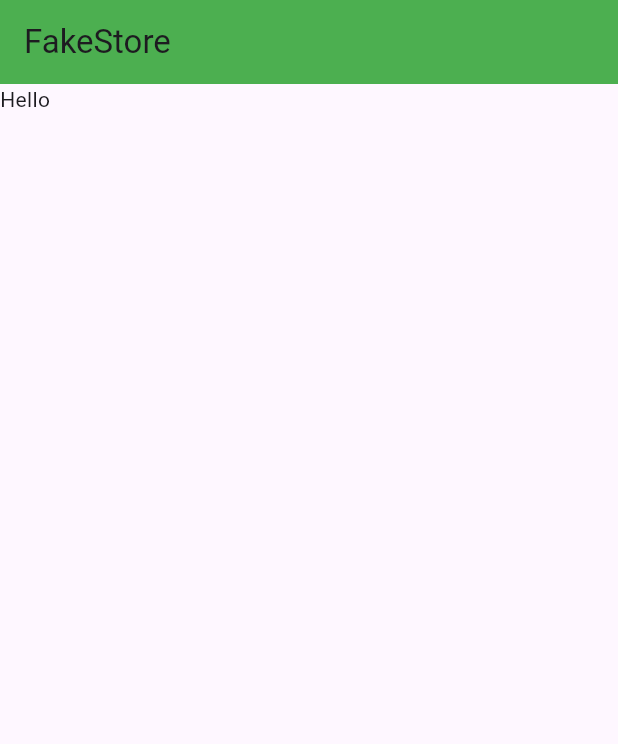
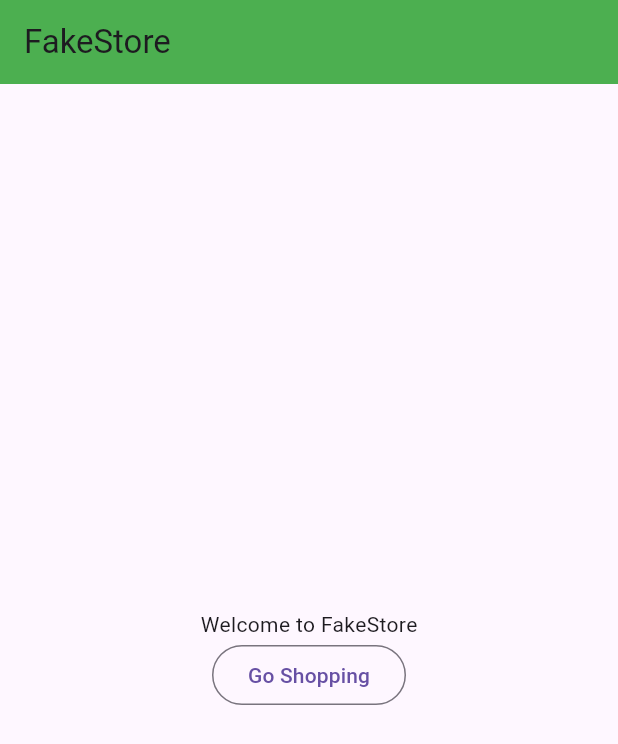
Before and after one commit to GilsonAndre/fake_store_app, a Flutter app: the screen it shows after launch, on a phone screen of 412 x 824 dp. Shown: the top 744 px of the screen. Run offline on Flutter 3.47's test engine with Material 3 defaults, Android fonts, the phone set to English and light mode, and no system bars; our stand-ins replace dio, flutter_bloc.

Commit message:
Produtos aparecendo conforme estado da aplicação

```diff
--- a/lib/ui/resources/strings.dart
+++ b/lib/ui/resources/strings.dart
@@ -1,3 +1,9 @@
 class Strings {
   static const appName = 'FakeStore';
+  static const welcome = 'Welcome to FakeStore';
+  static const buttonInitial = 'Go Shopping';
+  static const errorMessage = 'Sorry something went wrong';
+  static const buttonError = 'Back to FakeStore';
+  static const addToCart = 'Add To Cart';
+  static const removeFromCart = 'Remove From Cart';
 }
--- a/lib/ui/screens/store_screen.dart
+++ b/lib/ui/screens/store_screen.dart
@@ -1,5 +1,7 @@
+import 'package:fake_store_app/data/bloc/store_bloc.dart';
 import 'package:fake_store_app/ui/resources/strings.dart';
 import 'package:flutter/material.dart';
+import 'package:flutter_bloc/flutter_bloc.dart';
 
 class StoreScreen extends StatelessWidget {
   const StoreScreen({super.key});
@@ -12,7 +14,10 @@ class StoreScreen extends StatelessWidget {
           title: const Text(Strings.appName),
           backgroundColor: Colors.green,
         ),
-        body: const _StoreScreenView(),
+        body: BlocProvider(
+          create: (context) => StoreBloc(),
+          child: const _StoreScreenView(),
+        ),
       ),
     );
   }
@@ -26,10 +31,94 @@ class _StoreScreenView extends StatefulWidget {
 }
 
 class __StoreScreenViewState extends State<_StoreScreenView> {
+
+
   @override
   Widget build(BuildContext context) {
-    return const Scaffold(
-      body: Text('Hello'),
+    return Scaffold(
+      body: Center(
+        child: BlocBuilder<StoreBloc, StoreState>(
+          builder: (context, state) {
+            if (state.productStatus == StoreResquest.initial) {
+              return Column(
+                mainAxisAlignment: MainAxisAlignment.center,
+                children: [
+                  const Text(Strings.welcome),
+                  OutlinedButton(
+                    onPressed: () {
+                      context.read<StoreBloc>().add(StoreProductRequest());
+                    },
+                    child: const Text(Strings.buttonInitial),
+                  ),
+                ],
+              );
+            }
+
+            if (state.productStatus == StoreResquest.requestInProgress) {
+              return const CircularProgressIndicator();
+            }
+
+            if (state.productStatus == StoreResquest.requestError) {
+              return Column(
+                mainAxisAlignment: MainAxisAlignment.center,
+                children: [
+                  const Text(Strings.errorMessage),
+                  OutlinedButton(
+                    onPressed: () {
+                      context.read<StoreBloc>().add(StoreProductRequest());
+                    },
+                    child: const Text(Strings.buttonError),
+                  ),
+                ],
+              );
+            }
+            if (state.productStatus == StoreResquest.requestSucess) {
+              return GridView.builder(
+                itemCount: state.products.length,
+                gridDelegate: const SliverGridDelegateWithFixedCrossAxisCount(
+                  crossAxisCount: 2,
+                ),
+                itemBuilder: (context, index) {
+                  final product = state.products[index];
+                  return Card(
+                    child: Column(
+                      children: [
+                        Expanded(
+                          flex: 4,
+                          child: Image.network(
+                            product.image,
+                          ),
+                        ),
+                        Expanded(
+                          child: Text(
+                            product.title,
+                            overflow: TextOverflow.ellipsis,
+                            style: const TextStyle(
+                              fontSize: 15,
+                              fontWeight: FontWeight.bold,
+                            ),
+                          ),
+                        ),
+                        OutlinedButton(
+                          onPressed: () {},
+                          child: const Row(
+                            children: [
+                              Icon(Icons.add_shopping_cart),
+                              SizedBox(width: 5,),
+                              Text(Strings.addToCart),
+                            ],
+                          ),
+                        ),
+                      ],
+                    ),
+                  );
+                },
+              );
+            }
+            return const SizedBox();
+          },
+        ),
+      ),
     );
   }
 }
```
Also changed, not shown: lib/data/bloc/store_bloc.dart (+12 -0 lines).
